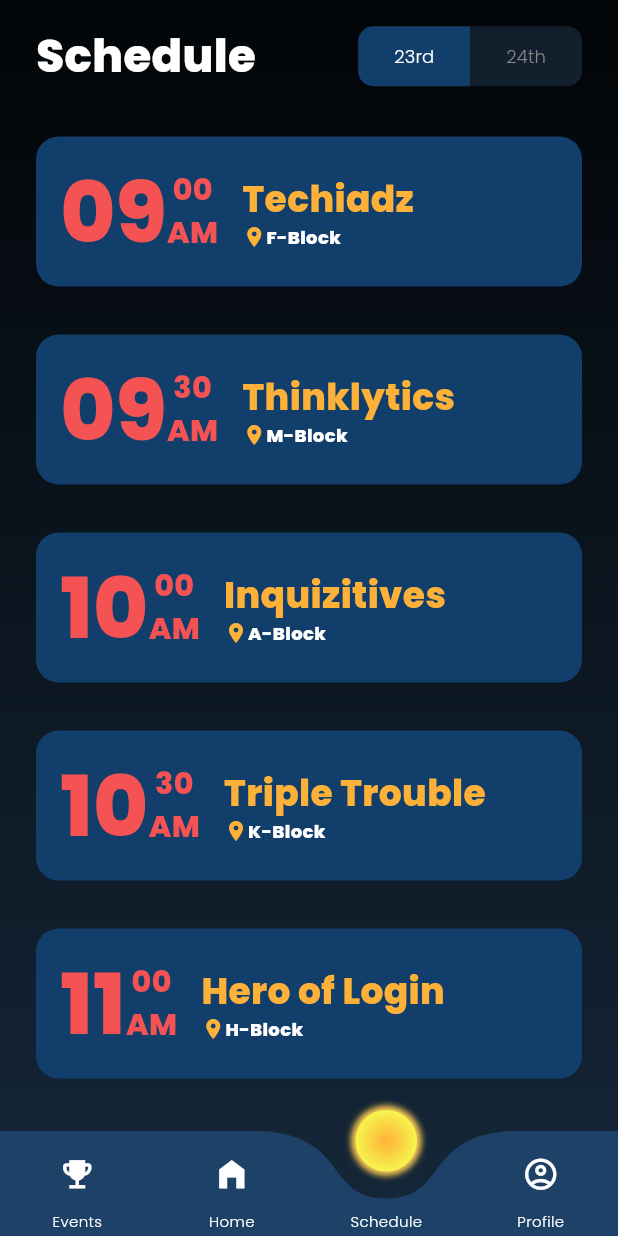
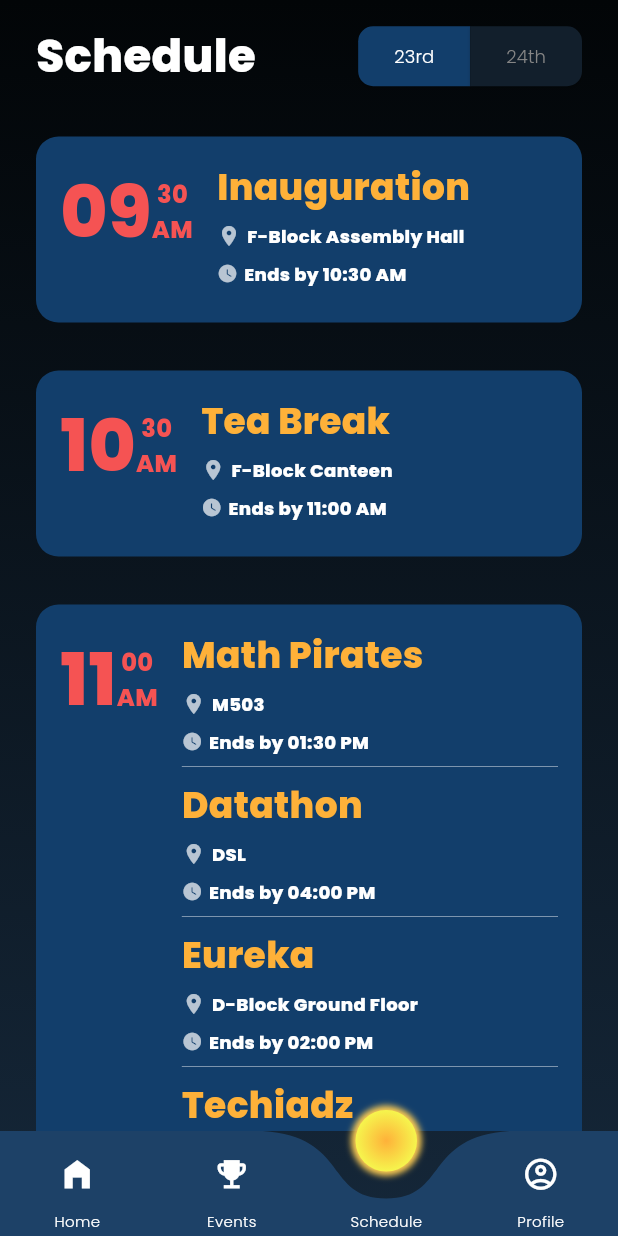
Before and after one commit to LoginPSGTech/Login-App-2023, a Flutter app: the MainPage screen opened directly, item 3 of the bottom bar chosen, on a phone screen of 412 x 824 dp. Run offline on Flutter 3.47's test engine with Material 2 defaults, Android fonts, the light colour scheme and no system bars; drawn by our look-alikes of curved_labeled_navigation_bar.

Commit message:
Updated Schedule page with appropriate data

```diff
--- a/lib/models/app_data_model.dart
+++ b/lib/models/app_data_model.dart
@@ -1,3 +1,4 @@
+import 'package:login/models/day_schedule_model.dart';
 import 'package:login/models/event_instructions.dart';
 import 'package:login/models/home_model.dart';
 import 'package:login/models/event_model.dart';
@@ -10,15 +11,19 @@ class AppData {
   final List<Event> mscEvents;
   final List<Event> mcaEvents;
   final List<EventInstructions> eventInstructions;
+  final DaySchedule day1Schedule;
+  final DaySchedule day2Schedule;
 
-  AppData(
-      {required this.home,
-      required this.mscEvents,
-      required this.mcaEvents,
-      required this.eventInstructions});
+  AppData({
+    required this.home,
+    required this.mscEvents,
+    required this.mcaEvents,
+    required this.eventInstructions,
+    required this.day1Schedule,
+    required this.day2Schedule,
+  });
 
   factory AppData.fromJson(Map<String, dynamic> json) {
-
     final home = Home.fromJson(json['home']);
 
     final mscEvents = (json['mscEvents'] as List<dynamic>)
@@ -28,15 +33,21 @@ class AppData {
         .map((eventJson) => Event.fromJson(eventJson))
         .toList();
 
-    final List<EventInstructions> eventInstructions = (json['eventInstructions'] as List)
-      .map((e) => EventInstructions.fromJson(e as Map<String, dynamic>))
-      .toList();
+    final List<EventInstructions> eventInstructions =
+        (json['eventInstructions'] as List)
+            .map((e) => EventInstructions.fromJson(e as Map<String, dynamic>))
+            .toList();
+
+    final DaySchedule day1Schedule = DaySchedule.fromJson(json['day1Schedule']);
+    final DaySchedule day2Schedule = DaySchedule.fromJson(json['day2Schedule']);
 
     return AppData(
         home: home,
         mscEvents: mscEvents,
         mcaEvents: mcaEvents,
-        eventInstructions: eventInstructions);
+        eventInstructions: eventInstructions,
+        day1Schedule: day1Schedule,
+        day2Schedule: day2Schedule);
   }
 
   static Future<AppData> loadData() async {
--- /dev/null
+++ b/lib/models/day_schedule_model.dart
@@ -0,0 +1,61 @@
+class EventSchedule {
+  final String eventName;
+  final String venue;
+  final String endTime;
+
+  EventSchedule({
+    required this.eventName,
+    required this.venue,
+    required this.endTime,
+  });
+
+  factory EventSchedule.fromJson(Map<String, dynamic> json) {
+    return EventSchedule(
+      eventName: json['eventName'],
+      venue: json['venue'],
+      endTime: json['endTime'],
+    );
+  }
+}
+
+class Schedule {
+  final String startTime;
+  final List<EventSchedule> events;
+
+  Schedule({
+    required this.startTime,
+    required this.events,
+  });
+
+  factory Schedule.fromJson(Map<String, dynamic> json) {
+    var eventList = json['events'] as List;
+    List<EventSchedule> events =
+        eventList.map((eventJson) => EventSchedule.fromJson(eventJson)).toList();
+
+    return Schedule(
+      startTime: json['startTime'],
+      events: events,
+    );
+  }
+}
+
+class DaySchedule {
+  final String date;
+  final List<Schedule> schedule;
+
+  DaySchedule({
+    required this.date,
+    required this.schedule,
+  });
+
+  factory DaySchedule.fromJson(Map<String, dynamic> json) {
+    var scheduleList = json['schedule'] as List;
+    List<Schedule> schedule =
+        scheduleList.map((scheduleJson) => Schedule.fromJson(scheduleJson)).toList();
+
+    return DaySchedule(
+      date: json['date'],
+      schedule: schedule,
+    );
+  }
+}
--- a/lib/pages/main_page.dart
+++ b/lib/pages/main_page.dart
@@ -14,7 +14,7 @@ class MainPage extends StatefulWidget {
 }
 
 class _MainPageState extends State<MainPage> {
-  int selected = 1;
+  int selected = 0;
   late var events;
   late var schedule;
   late var home;
@@ -45,6 +45,33 @@ class _MainPageState extends State<MainPage> {
   Widget build(BuildContext context) {
     switch (selected) {
       case 0:
+        page = HomePage();
+        events = const Icon(
+          Icons.emoji_events,
+          size: 25,
+          color: Colors.white,
+        );
+        schedule = const Icon(
+          Icons.calendar_month,
+          size: 25,
+          color: Colors.white,
+        );
+        home = const Icon(
+          Icons.home,
+          size: 25,
+          color: Colors.transparent,
+        );
+        profile = const Icon(
+          Icons.account_circle_outlined,
+          size: 25,
+          color: Colors.white,
+        );
+        homedecoration = decoration;
+        scheduledecoration = null;
+        eventsdecoration = null;
+        profiledecoration = null;
+        break;
+      case 1:
         page = const EventsPage();
         events = const Icon(
           Icons.assignment,
@@ -69,33 +96,6 @@ class _MainPageState extends State<MainPage> {
         homedecoration = null;
         scheduledecoration = null;
         eventsdecoration = decoration;
-        profiledecoration = null;
-        break;
-      case 1:
-        page = HomePage();
-        events = const Icon(
-          Icons.emoji_events,
-          size: 25,
-          color: Colors.white,
-        );
-        schedule = const Icon(
-          Icons.calendar_month,
-          size: 25,
-          color: Colors.white,
-        );
-        home = const Icon(
-          Icons.home,
-          size: 25,
-          color: Colors.transparent,
-        );
-        profile = const Icon(
-          Icons.account_circle_outlined,
-          size: 25,
-          color: Colors.white,
-        );
-        homedecoration = decoration;
-        scheduledecoration = null;
-        eventsdecoration = null;
         profiledecoration = null;
         break;
       case 2:
@@ -170,7 +170,7 @@ class _MainPageState extends State<MainPage> {
         bottomNavigationBar: CurvedNavigationBar(
           iconPadding: 3,
           color: const Color(0xff1D4167),
-          index: 1,
+          index: 0,
           height: 70,
           backgroundColor: Colors.transparent,
           buttonBackgroundColor: Colors.transparent,
@@ -178,19 +178,19 @@ class _MainPageState extends State<MainPage> {
             CurvedNavigationBarItem(
               child: Container(
                 padding: const EdgeInsets.all(8),
-                decoration: eventsdecoration,
-                child: events,
+                decoration: homedecoration,
+                child: home,
               ),
-              label: 'Events',
+              label: 'Home',
               labelStyle: const TextStyle(color: Colors.white, fontSize: 10),
             ),
             CurvedNavigationBarItem(
               child: Container(
                 padding: const EdgeInsets.all(8),
-                decoration: homedecoration,
-                child: home,
+                decoration: eventsdecoration,
+                child: events,
               ),
-              label: 'Home',
+              label: 'Events',
               labelStyle: const TextStyle(color: Colors.white, fontSize: 10),
             ),
             CurvedNavigationBarItem(
--- a/lib/pages/schedule_page.dart
+++ b/lib/pages/schedule_page.dart
@@ -1,5 +1,8 @@
 import 'package:flutter/material.dart';
+import 'package:login/models/day_schedule_model.dart';
+import 'package:login/providers/app_data_provider.dart';
 import 'package:login/widgets/title_bar_widget.dart';
+import 'package:provider/provider.dart';
 
 class SchedulePage extends StatefulWidget {
   @override
@@ -7,113 +10,30 @@ class SchedulePage extends StatefulWidget {
 }
 
 class _SchedulePageState extends State<SchedulePage> {
-  final List<String> eventname23 = <String>[
-    'Techiadz',
-    'Thinklytics',
-    'Inquizitives',
-    'Triple Trouble',
-    'Hero of Login',
-    'AlgoCode',
-    "Hack-in"
-  ];
+  int buttonvalue = 0;
+  late List<Schedule> schedule;
+  late Color state23;
+  late Color state24;
 
-  final List<String> eventvenue23 = <String>[
-    'F-Block',
-    'M-Block',
-    'A-Block',
-    'K-Block',
-    'H-Block',
-    'J-Block',
-    'K-Block'
-  ];
-
-  final List<String> timehrs23 = <String>["09", "09", "10", "10", "11", "11", "12"];
-
-  final List<String> timemin23 = <String>["00", "30", "00", "30", "00", "30", "00"];
-
-  final List<int> colorCodes23 = <int>[0xFF4A148C];
-
-  final List<String> ampm23 = <String>[
-    'AM',
-    'AM',
-    'AM',
-    'AM',
-    'AM',
-    'AM',
-    'PM'
-  ];
-
-  final List<String> eventname24 = <String>[
-    'Hero of Login',
-    'Inquizitives',
-    'AlgoCode',
-    'Triple Trouble',
-    'Thinklytics',
-    'Techiadz',
-    "Hack-in"
-
-  ];
-
-  final List<String> eventvenue24 = <String>[
-    'J-Block',
-    'K-Block',
-    'F-Block',
-    'A-Block',
-    'H-Block',
-    'M-Block',
-    'K-Block'
-  ];
-
-  final List<String> timehrs24 = <String>["09", "09", "10", "10", "11", "11", "12"];
-
-  final List<String> timemin24 = <String>["00", "30", "00", "30", "00", "30", "00"];
-
-  //final List<String> colorCodes24 = <String>[0xFF4A148C];
-  final List<String> ampm24 = <String>[
-    'AM',
-    'AM',
-    'AM',
-    'AM',
-    'AM',
-    'AM',
-    'PM'
-  ];
-
-  late var finallist;
-
-  int buttonvalue = 0;
-
-  late var state23;
-
-  late var state24;
-
-  List<Widget> buildSchedule() {
+  List<Widget> buildScheduleEvents(List<EventSchedule> eventsSchedule) {
     List<Widget> widgets = [];
-    for (var index = 0; index < finallist.length; index++) {
-      widgets.add(Container(
-        padding: const EdgeInsets.fromLTRB(16, 8, 16, 8),
-        margin: const EdgeInsets.fromLTRB(24, 16, 24, 16),
-        decoration: BoxDecoration(
-          borderRadius: BorderRadius.circular(15),
-          color: const Color(0xFF123E6B),
-        ),
-        height: 100,
-        child: Row(
-          crossAxisAlignment: CrossAxisAlignment.center,
+    for (var index = 0; index < eventsSchedule.length; index++) {
+      widgets.add(
+        Container(
+          margin: const EdgeInsets.fromLTRB(16, 0, 0, 0),
+          child: Column(
+            mainAxisAlignment: MainAxisAlignment.center,
+            crossAxisAlignment: CrossAxisAlignment.start,
             children: [
-            SizedBox(
-              child: Row(
-                crossAxisAlignment: CrossAxisAlignment.center,
-                children: [
-                  Column(
-                    mainAxisAlignment: MainAxisAlignment.center,
+              Row(
                 children: [
                   Flexible(
                     child: Text(
-                          finallist[2][index],
+                      eventsSchedule[index].eventName,
                       style: const TextStyle(
-                            color: Color(0xFFF55353),
-                            fontSize: 56,
+                        color: Color(0xFFFEB139),
+                        fontSize: 24,
+                        fontFamily: 'Poppins',
                         fontWeight: FontWeight.bold,
                       ),
                     ),
@@ -121,62 +41,17 @@ class _SchedulePageState extends State<SchedulePage> {
                 ],
               ),
               Column(
-                      mainAxisAlignment: MainAxisAlignment.center,
                 children: [
-                        Flexible(
-                          child: Text(
-                            finallist[3][index],
-                            style: const TextStyle(
-                              color: Color(0xFFF55353),
-                              fontSize: 20,
-                              fontFamily: 'Poppins',
-                              fontWeight: FontWeight.bold,
-                            ),
-                          ),
-                        ),
-                        Flexible(
-                          child: Text(
-                            finallist[4][index],
-                            style: const TextStyle(
-                              color: Color(0xFFF55353),
-                              fontSize: 20,
-                              fontFamily: 'Poppins',
-                              fontWeight: FontWeight.bold,
-                            ),
-                          ),
-                        ),
-                      ]),
-                ],
-              ),
-            ),
                   Container(
-              margin: const EdgeInsets.only(left: 16),
-              child: Column(
-                mainAxisAlignment: MainAxisAlignment.center,
-                crossAxisAlignment: CrossAxisAlignment.start,
-                children: [
-                  Row(
-                    children: [
-                      Text(
-                        finallist[0][index],
-                        style: const TextStyle(
-                          color: Color(0xFFFEB139),
-                          fontSize: 24,
-                          fontFamily: 'Poppins',
-                          fontWeight: FontWeight.bold,
-                        ),
-                      ),
-                    ],
-                  ),
-                  Row(
+                    margin: const EdgeInsets.only(top: 8),
+                    child: Row(
                       children: [
                         const Icon(
-                        size: 16,
-                        Icons.place,
-                        color: Color(0xFFFEB139),
-                      ),
-                      Text(
-                        finallist[1][index],
+                            size: 16, Icons.place, color: Colors.white70),
+                        Container(
+                          margin: const EdgeInsets.only(left: 4),
+                          child: Text(
+                            eventsSchedule[index].venue,
                             style: const TextStyle(
                               color: Colors.white,
                               fontSize: 12,
@@ -184,9 +59,116 @@ class _SchedulePageState extends State<SchedulePage> {
                               fontWeight: FontWeight.bold,
                             ),
                           ),
+                        ),
                       ],
+                    ),
+                  ),
+                  Container(
+                    margin: const EdgeInsets.only(top: 8),
+                    child: Row(
+                      children: [
+                        const Icon(
+                          size: 14,
+                          Icons.watch_later_rounded,
+                          color: Colors.white70,
+                        ),
+                        Container(
+                          margin: const EdgeInsets.only(left: 4),
+                          child: Text(
+                            'Ends by ${eventsSchedule[index].endTime}',
+                            style: const TextStyle(
+                              color: Colors.white,
+                              fontSize: 12,
+                              fontFamily: 'Poppins',
+                              fontWeight: FontWeight.bold,
+                            ),
+                          ),
+                        ),
+                      ],
+                    ),
+                  ),
+                ],
+              ),
+              index != eventsSchedule.length - 1
+                  ? const Divider(
+                      color: Colors.white,
+                      thickness: 0.3,
                     )
+                  : Container(),
             ],
+          ),
+        ),
+      );
+    }
+    return widgets;
+  }
+
+  List<Widget> buildSchedule() {
+    List<Widget> widgets = [];
+    for (var index = 0; index < schedule.length; index++) {
+      // Split the time string into hours and minutes
+      List<String> timeParts = schedule[index].startTime.split(' ');
+      String time = timeParts[0];
+      String amPm = timeParts[1];
+      List<String> timeComponents = time.split(':');
+      String hours = timeComponents[0];
+      String minutes = timeComponents[1];
+
+      widgets.add(Container(
+        padding: const EdgeInsets.fromLTRB(16, 16, 16, 24),
+        margin: const EdgeInsets.fromLTRB(24, 16, 24, 16),
+        decoration: BoxDecoration(
+          borderRadius: BorderRadius.circular(15),
+          color: const Color(0xFF123E6B),
+        ),
+        child: Row(
+          crossAxisAlignment: CrossAxisAlignment.start,
+          children: [
+            Row(
+              mainAxisAlignment: MainAxisAlignment.center,
+              crossAxisAlignment: CrossAxisAlignment.center,
+              children: [
+                Column(
+                  mainAxisAlignment: MainAxisAlignment.center,
+                  children: [
+                    Text(
+                      hours,
+                      style: const TextStyle(
+                        color: Color(0xFFF55353),
+                        fontSize: 48,
+                        fontWeight: FontWeight.bold,
+                      ),
+                    ),
+                  ],
+                ),
+                Column(
+                  mainAxisAlignment: MainAxisAlignment.center,
+                  children: [
+                  Text(
+                    minutes,
+                    style: const TextStyle(
+                      color: Color(0xFFF55353),
+                      fontSize: 16,
+                      fontFamily: 'Poppins',
+                      fontWeight: FontWeight.bold,
+                    ),
+                  ),
+                  Text(
+                    amPm,
+                    style: const TextStyle(
+                      color: Color(0xFFF55353),
+                      fontSize: 16,
+                      fontFamily: 'Poppins',
+                      fontWeight: FontWeight.bold,
+                    ),
+                  ),
+                ]),
+              ],
+            ),
+            Expanded(
+              child: Column(
+                mainAxisAlignment: MainAxisAlignment.center,
+                children: buildScheduleEvents(schedule[index].events),
               ),
             )
           ],
@@ -198,26 +180,18 @@ class _SchedulePageState extends State<SchedulePage> {
 
   @override
   Widget build(BuildContext context) {
+    final day1Schedule =
+        Provider.of<AppDataProvider>(context).appData.day1Schedule;
+    final day2Schedule =
+        Provider.of<AppDataProvider>(context).appData.day2Schedule;
     switch (buttonvalue) {
       case 0:
-        finallist = [
-          eventname23,
-          eventvenue23,
-          timehrs23,
-          timemin23,
-          ampm23,
-        ];
+        schedule = day1Schedule.schedule;
         state23 = const Color(0xFF123E6B);
         state24 = const Color(0xFF121F2C);
         break;
       case 1:
-        finallist = [
-          eventname24,
-          eventvenue24,
-          timehrs24,
-          timemin24,
-          ampm24,
-        ];
+        schedule = day2Schedule.schedule;
         state23 = const Color(0xFF121F2C);
         state24 = const Color(0xFF123E6B);
         break;
@@ -277,13 +251,12 @@ class _SchedulePageState extends State<SchedulePage> {
           )
         ]),
         Expanded(
-            child:
-                SingleChildScrollView(child: Column(
+          child: SingleChildScrollView(
+              child: Column(
                   crossAxisAlignment: CrossAxisAlignment.start,
                   children: buildSchedule())),
         )
       ],
-      )
-    );
+    ));
   }
 }
```
Also changed, not shown: assets/json/LoginApp.json (+206 -1 lines), lib/providers/app_data_provider.dart (+7 -1 lines). Lines whose indentation alone changed are shown as unchanged.
